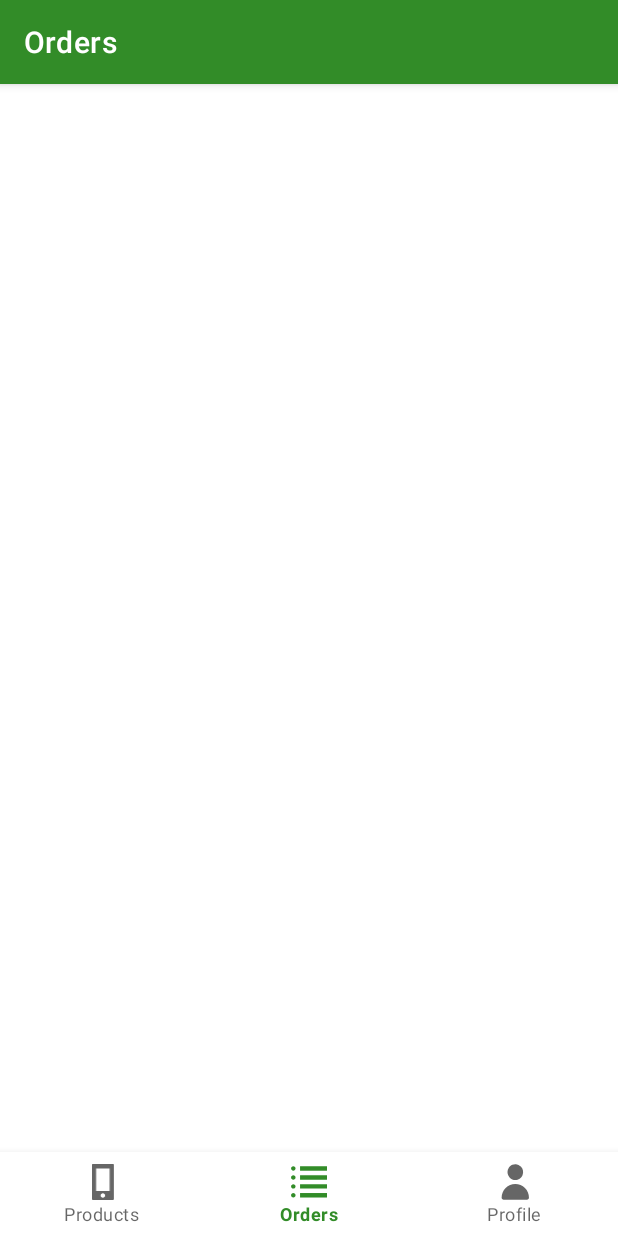
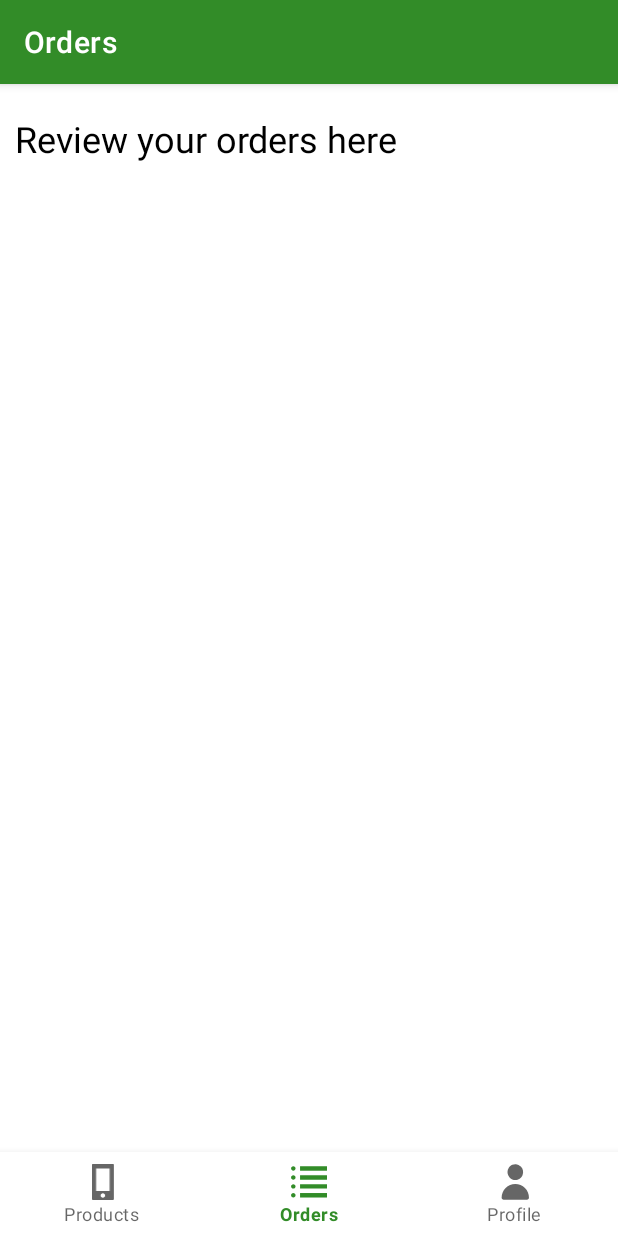
Before and after one commit to jovichenmcintyrecentenial/android_assignment_4, an Android app: the OrdersFragment screen opened through its navigation route, on a phone screen of 412 x 824 dp. Run offline under Robolectric (Android 15) with nearby library versions, the phone set to English and light mode, and no system bars; our stand-ins replace Room's generated code, navigation-ui.

```diff
--- a/app/src/main/res/layout/fragment_dashboard.xml
+++ b/app/src/main/res/layout/fragment_dashboard.xml
@@ -8,6 +8,14 @@
     android:weightSum="1"
     >
 
+    <TextView
+        android:paddingLeft="10dp"
+        android:layout_width="wrap_content"
+        android:layout_height="wrap_content"
+        style="@style/main_instructions"
+        android:text="@string/review_your_orders_here"
+        android:layout_marginBottom="18dp"
+        android:layout_marginTop="20dp"/>
 
 
     <ListView
--- a/app/src/main/res/values/strings.xml
+++ b/app/src/main/res/values/strings.xml
@@ -97,5 +97,6 @@
     <string name="name">Name</string>
     <string name="storage">Storage: </string>
     <string name="color_phone">Color: </string>
+    <string name="review_your_orders_here">Review your orders here</string>
 
 </resources>
```
